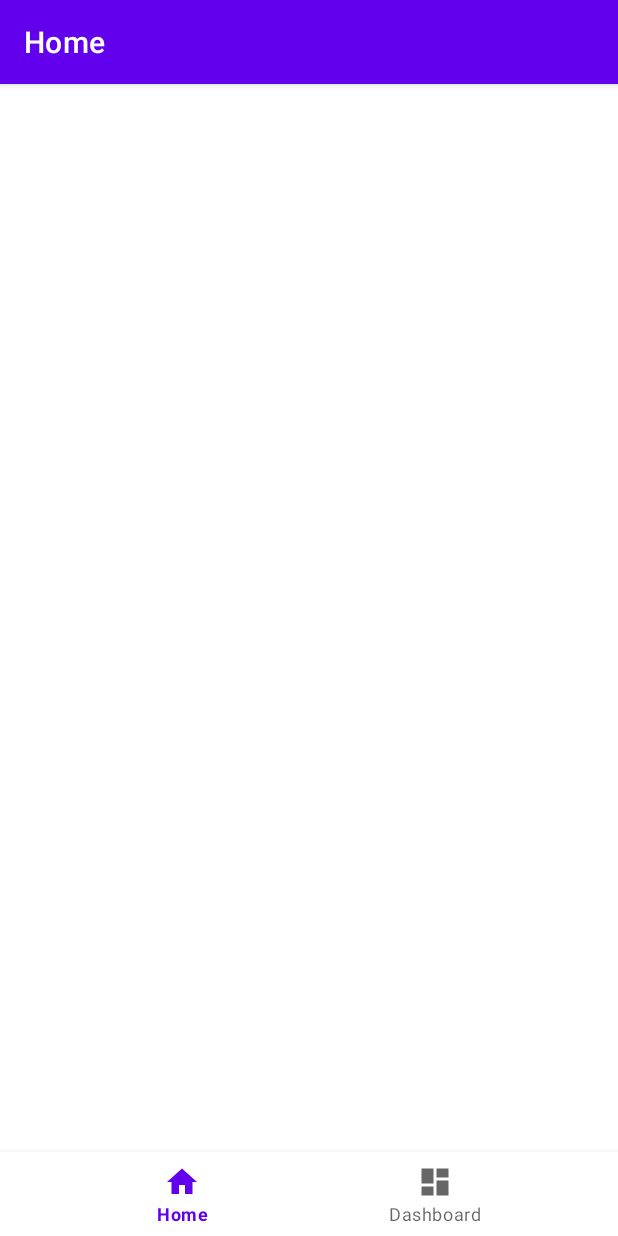
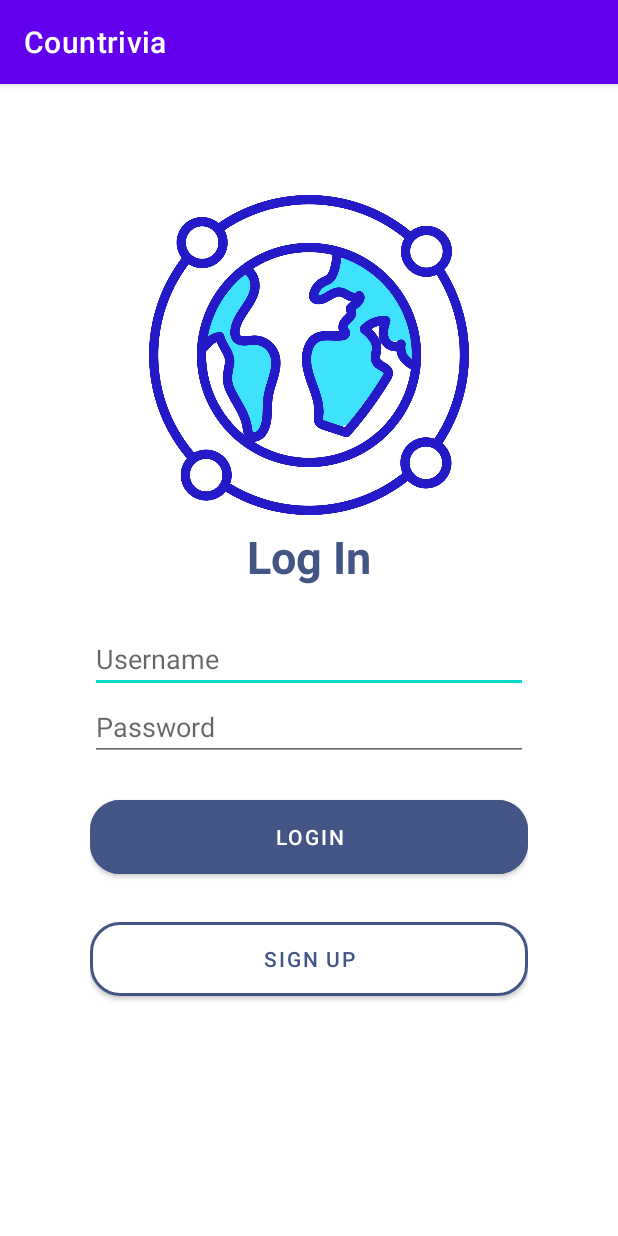
Before and after one commit to BangKumish/Countrivia, an Android app: the screen it shows after launch (MainActivity before the commit, LoginActivity after it), on a phone screen of 412 x 824 dp. Run offline under Robolectric (Android 15) with nearby library versions, the phone set to English and light mode, and no system bars; our stand-ins replace Room's generated code.

Commit message:
Login Regis

```diff
--- /dev/null
+++ b/app/src/main/java/id/finale/countrivia/LoginActivity.kt
@@ -0,0 +1,32 @@
+package id.finale.countrivia
+
+import android.os.Bundle
+import androidx.appcompat.app.AppCompatActivity
+import kotlinx.coroutines.Dispatchers
+import kotlinx.coroutines.GlobalScope
+import kotlinx.coroutines.launch
+
+class LoginActivity : AppCompatActivity() {
+
+    private lateinit var userDao: UserDao
+
+    override fun onCreate(savedInstanceState: Bundle?) {
+        super.onCreate(savedInstanceState)
+        setContentView(R.layout.activity_login)
+
+        userDao = (application as MyApplication).database.userDao()
+
+        GlobalScope.launch(Dispatchers.IO) {
+            loginUser("example@email.com", "password123")
+        }
+    }
+
+    private suspend fun loginUser(email: String, password: String) {
+        val user = userDao.readLoginData(email, password)
+        // Proses hasil login
+        user.let {
+        } ?: run {
+
+        }
+    }
+}
--- /dev/null
+++ b/app/src/main/java/id/finale/countrivia/MyApplication.kt
@@ -0,0 +1,21 @@
+package id.finale.countrivia
+
+import android.app.Application
+import androidx.room.Room
+import id.finale.countrivia.UserDatabase
+
+class MyApplication : Application() {
+
+    lateinit var database: UserDatabase
+        private set
+
+    override fun onCreate() {
+        super.onCreate()
+
+        database = Room.databaseBuilder(
+            applicationContext,
+            UserDatabase::class.java,
+            "user_database"
+        ).fallbackToDestructiveMigration().build()
+    }
+}
--- /dev/null
+++ b/app/src/main/java/id/finale/countrivia/UserDao.kt
@@ -0,0 +1,18 @@
+package id.finale.countrivia
+
+import androidx.room.Dao
+import androidx.room.Insert
+import androidx.room.Query
+
+@Dao
+interface UserDao {
+
+    @Insert
+    suspend fun insertUser(user: EntityUser)
+
+    @Query("SELECT * FROM users WHERE email LIKE :email AND password LIKE :password")
+    fun readLoginData(email: String, password: String):EntityUser
+
+    @Query("SELECT * FROM users WHERE email LIKE :email")
+    fun getUserByEmail(email: String):EntityUser
+}
--- /dev/null
+++ b/app/src/main/java/id/finale/countrivia/UserDatabase.kt
@@ -0,0 +1,29 @@
+package id.finale.countrivia
+
+import android.content.Context
+import androidx.room.Database
+import androidx.room.Room
+import androidx.room.RoomDatabase
+
+@Database(entities = [EntityUser::class], version = 1, exportSchema = false)
+abstract class UserDatabase : RoomDatabase() {
+
+    abstract fun userDao(): UserDao
+
+    companion object {
+        @Volatile
+        private var INSTANCE: UserDatabase? = null
+
+        fun getDatabase(context: Context): UserDatabase {
+            return INSTANCE ?: synchronized(this) {
+                val instance = Room.databaseBuilder(
+                    context.applicationContext,
+                    UserDatabase::class.java,
+                    "user_database"
+                ).fallbackToDestructiveMigration().build()
+                INSTANCE = instance
+                instance
+            }
+        }
+    }
+}
--- /dev/null
+++ b/app/src/main/res/layout/activity_login.xml
@@ -0,0 +1,76 @@
+<?xml version="1.0" encoding="utf-8"?>
+<RelativeLayout xmlns:android="http://schemas.android.com/apk/res/android"
+    xmlns:app="http://schemas.android.com/apk/res-auto"
+    xmlns:tools="http://schemas.android.com/tools"
+    android:layout_width="match_parent"
+    android:layout_height="match_parent"
+    android:background="@color/white"
+    android:padding="30dp"
+    tools:context=".LoginActivity">
+
+    <LinearLayout
+        android:layout_width="381dp"
+        android:layout_height="701dp"
+        android:layout_alignParentBottom="true"
+        android:layout_centerHorizontal="true"
+        android:layout_marginBottom="0dp"
+        android:orientation="vertical"
+        android:padding="30dp">
+
+        <ImageView
+            android:id="@+id/logo"
+            android:layout_width="match_parent"
+            android:layout_height="228dp"
+            android:layout_alignParentTop="true"
+            android:layout_centerHorizontal="true"
+            app:srcCompat="@drawable/logo" />
+
+        <TextView
+            android:layout_width="match_parent"
+            android:layout_height="66dp"
+            android:layout_gravity="center"
+            android:backgroundTint="@color/black"
+            android:text="Log In"
+            android:textAlignment="center"
+            android:textColor="@color/primary"
+            android:textSize="30sp"
+            android:textStyle="bold" />
+
+        <EditText
+            android:id="@+id/edt_email_login"
+            android:layout_width="match_parent"
+            android:layout_height="wrap_content"
+            android:hint="Username"
+            android:inputType="textEmailAddress" />
+
+        <EditText
+            android:id="@+id/edt_password_login"
+            android:layout_width="match_parent"
+            android:layout_height="wrap_content"
+            android:hint="Password"
+            android:inputType="numberPassword" />
+
+        <Button
+            android:id="@+id/btn_login"
+            android:layout_width="match_parent"
+            android:layout_height="61dp"
+            android:layout_marginTop="20dp"
+            android:backgroundTint="@color/primary"
+            android:text="Login"
+            app:cornerRadius="20dp" />
+
+        <Button
+            android:id="@+id/btn_signup"
+            android:layout_width="match_parent"
+            android:layout_height="61dp"
+            android:layout_marginTop="20dp"
+            android:backgroundTint="@color/white"
+            android:text="Sign Up"
+            android:textColor="@color/primary"
+            app:cornerRadius="20dp"
+            app:strokeColor="@color/primary"
+            app:strokeWidth="2dp" />
+
+    </LinearLayout>
+
+</RelativeLayout>
--- a/app/src/main/res/values/colors.xml
+++ b/app/src/main/res/values/colors.xml
@@ -7,4 +7,6 @@
     <color name="teal_700">#FF018786</color>
     <color name="black">#FF000000</color>
     <color name="white">#FFFFFFFF</color>
+    <color name="primary">#435585</color>
+
 </resources>
```
Also changed, not shown: app/build.gradle.kts (+8 -0 lines), app/src/main/AndroidManifest.xml (+12 -4 lines), app/src/main/java/id/finale/countrivia/EntityUser.kt (added, +16 -0 lines), app/src/main/java/id/finale/countrivia/SignupActivity.kt (added, +34 -0 lines), app/src/main/res/layout/activity_signup.xml (added, +81 -0 lines), app/src/main/res/drawable/logo.png (added).
